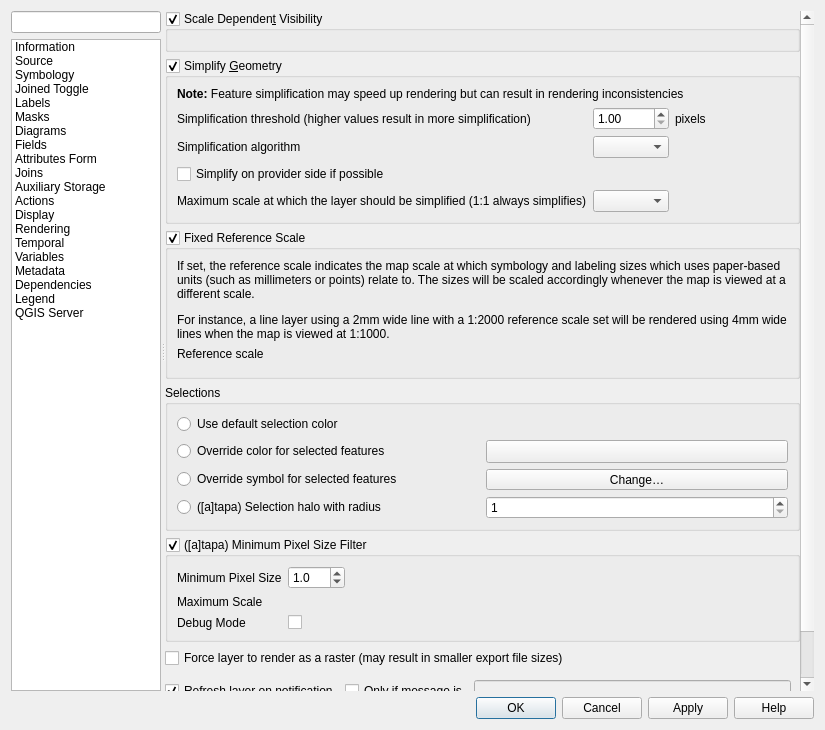
Qt form src/ui/qgsvectorlayerpropertiesbase.ui (andreassteffens/QGIS) before a commit.
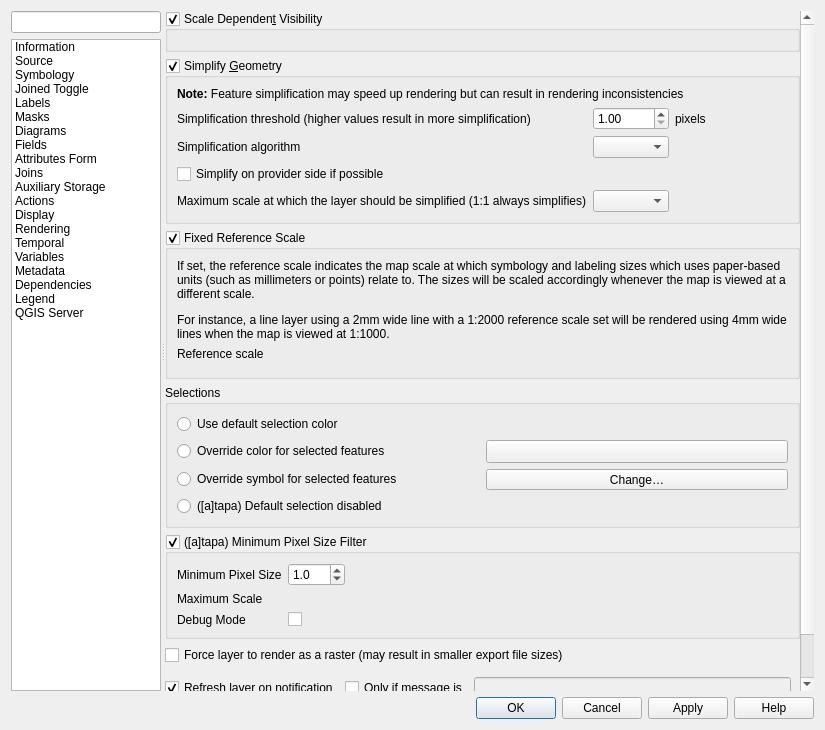
The same form after that commit. Icons and pictures are not drawn. Custom widgets are drawn as their Qt base class.

Commit message: added option for disabling default selection display

What changed in the file:
```diff
--- a/src/ui/qgsvectorlayerpropertiesbase.ui
+++ b/src/ui/qgsvectorlayerpropertiesbase.ui
@@ -1834,23 +1834,7 @@
                   <item row="4" column="0">
                   <widget class="QRadioButton" name="mRadioSbSelectionHalo">
                     <property name="text">
-                     <string>([a]tapa) Selection halo with radius</string>
-                    </property>
-                   </widget>
-                  </item>
-                  <item row="4" column="1">
-                   <widget class="QDoubleSpinBox" name="mSbSelectionHaloRadiusSpinBox">
-                    <property name="decimals">
-                     <number>0</number>
-                    </property>
-                    <property name="minimum">
-                     <double>1</double>
-                    </property>
-                    <property name="singleStep">
-                     <double>1</double>
-                    </property>
-                    <property name="value">
-                     <double>1</double>
+                     <string>([a]tapa) Default selection disabled</string>
                     </property>
                    </widget>
                   </item>
```
Left out of the diff: 2 changed lines with no effect on the pictures. The commit also changes 7 other files.
